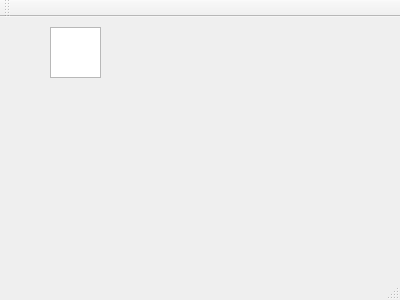
Qt form mainwindow.ui (yt2014/InfoManage) before a commit.
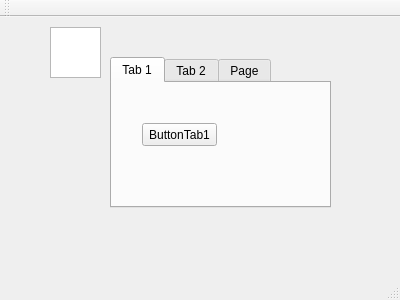
The same form after that commit.

```diff
--- a/mainwindow.ui
+++ b/mainwindow.ui
@@ -24,6 +24,73 @@
      </rect>
     </property>
    </widget>
+   <widget class="QTabWidget" name="tabWidget">
+    <property name="geometry">
+     <rect>
+      <x>110</x>
+      <y>40</y>
+      <width>221</width>
+      <height>151</height>
+     </rect>
+    </property>
+    <property name="currentIndex">
+     <number>0</number>
+    </property>
+    <widget class="QWidget" name="tab">
+     <attribute name="title">
+      <string>Tab 1</string>
+     </attribute>
+     <widget class="QPushButton" name="ButtonTab1">
+      <property name="geometry">
+       <rect>
+        <x>30</x>
+        <y>40</y>
+        <width>75</width>
+        <height>23</height>
+       </rect>
+      </property>
+      <property name="text">
+       <string>ButtonTab1</string>
+      </property>
+     </widget>
+    </widget>
+    <widget class="QWidget" name="tab_2">
+     <attribute name="title">
+      <string>Tab 2</string>
+     </attribute>
+     <widget class="QPushButton" name="pushButton">
+      <property name="geometry">
+       <rect>
+        <x>40</x>
+        <y>40</y>
+        <width>75</width>
+        <height>23</height>
+       </rect>
+      </property>
+      <property name="text">
+       <string>ButtonTab2</string>
+      </property>
+     </widget>
+    </widget>
+    <widget class="QWidget" name="tab_3">
+     <attribute name="title">
+      <string>Page</string>
+     </attribute>
+     <widget class="QPushButton" name="pushButton_2">
+      <property name="geometry">
+       <rect>
+        <x>80</x>
+        <y>40</y>
+        <width>75</width>
+        <height>23</height>
+       </rect>
+      </property>
+      <property name="text">
+       <string>ButtonTab3</string>
+      </property>
+     </widget>
+    </widget>
+   </widget>
   </widget>
   <widget class="QMenuBar" name="menuBar">
    <property name="geometry">
```
Left out of the diff: 2 changed lines with no effect on the pictures.
